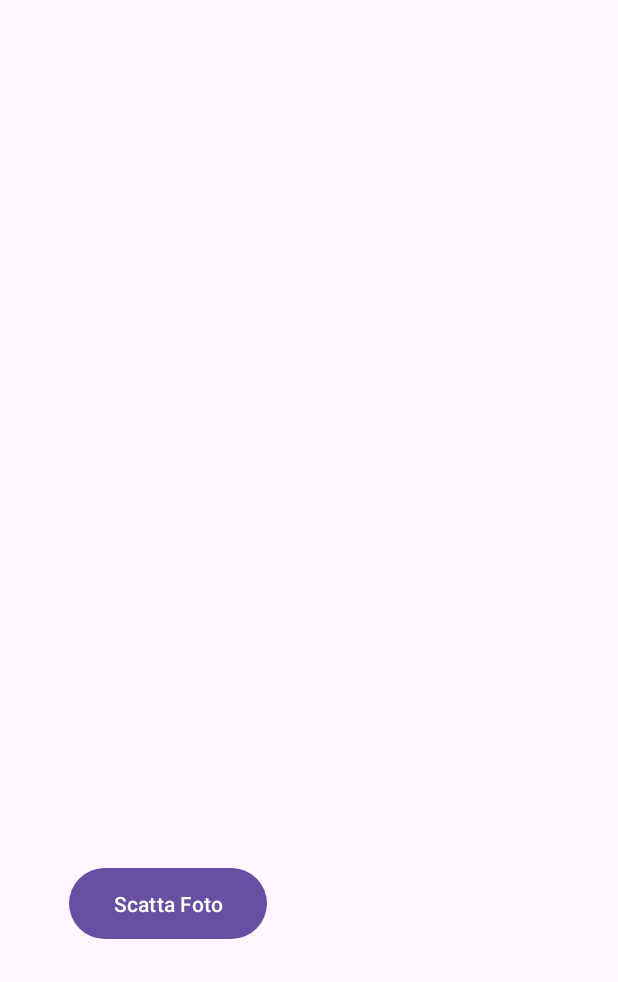
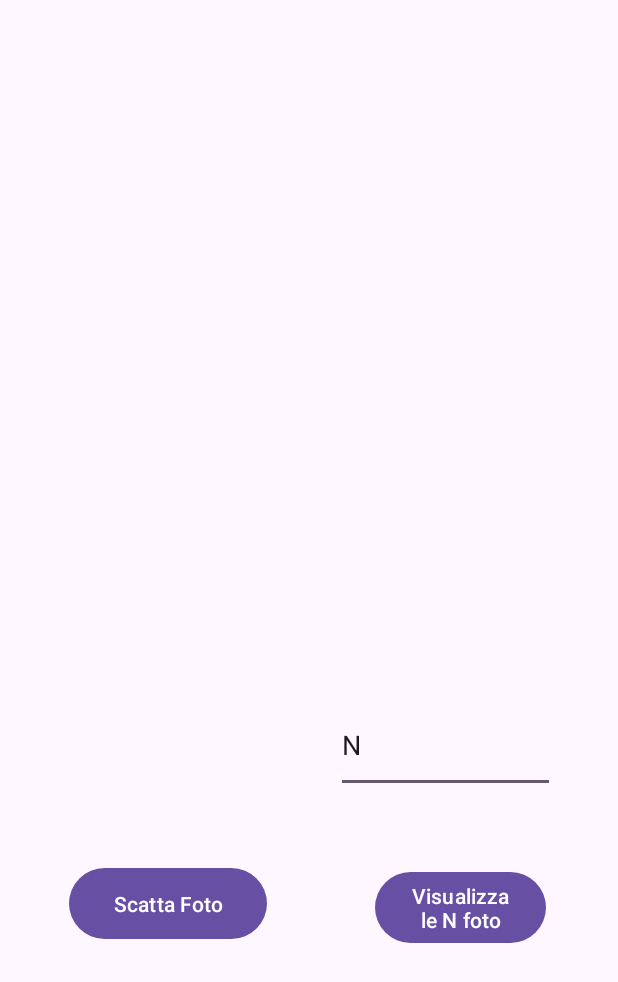
Before and after one commit to HellsMike/cas, an Android app: the screen it shows after launch (MainActivity), on a phone screen of 412 x 824 dp. Shown: the top 982 px of the screen. Run offline under Robolectric (Android 15) with nearby library versions, the phone set to English and light mode, and no system bars; libraries missing offline, so code that uses them is left out: fuel.post.

Commit message:
Visualizzazione N foto più vicine (da fixare)

```diff
--- a/cas_mobile/app/build.gradle.kts
+++ b/cas_mobile/app/build.gradle.kts
@@ -43,6 +43,7 @@ dependencies {
     implementation("com.google.android.gms:play-services-location:21.0.1")
     implementation("com.github.kittinunf.fuel:fuel:3.0.0-alpha1")
     implementation("com.google.code.gson:gson:2.8.9")
+    implementation("androidx.lifecycle:lifecycle-runtime-ktx:2.6.1")
     testImplementation("junit:junit:4.13.2")
     androidTestImplementation("androidx.test.ext:junit:1.1.5")
     androidTestImplementation("androidx.test.espresso:espresso-core:3.5.1")
--- a/cas_mobile/app/src/main/AndroidManifest.xml
+++ b/cas_mobile/app/src/main/AndroidManifest.xml
@@ -27,6 +27,7 @@
             </intent-filter>
         </activity>
         <activity android:name=".CollectionActivity" />
+        <activity android:name=".GalleryActivity" />
     </application>
 
 </manifest>
--- a/cas_mobile/app/src/main/java/com/example/cas/MainActivity.kt
+++ b/cas_mobile/app/src/main/java/com/example/cas/MainActivity.kt
@@ -14,8 +14,10 @@ import android.net.Uri
 import androidx.appcompat.app.AppCompatActivity
 import android.os.Bundle
 import android.provider.MediaStore
+import android.util.ArrayMap
 import android.util.Base64
 import android.widget.Button
+import android.widget.EditText
 import androidx.activity.result.ActivityResult
 import androidx.activity.result.ActivityResultCallback
 import androidx.activity.result.contract.ActivityResultContracts
@@ -26,6 +28,7 @@ import fuel.Fuel
 import fuel.post
 import kotlinx.coroutines.runBlocking
 import org.json.JSONObject
+import java.io.Serializable
 
 // Indirizzo delle altre componenti
 const val backendEndpoint = "http://10.0.2.2:8000"
@@ -112,6 +115,19 @@ class MainActivity : AppCompatActivity() {
             intentFotocamera.putExtra(MediaStore.EXTRA_OUTPUT, imageUri)
             takePictureLauncher.launch(intentFotocamera)
         }
+
+        // Casella per l'inserimento di n numero di foto da visualizzare
+        val nGallery = findViewById<EditText>(R.id.n_text)
+        // Bottone per la visualizzazione delle n foto più vicine
+        val galleryButton = findViewById<Button>(R.id.gallery_btn)
+        galleryButton.setOnClickListener {
+            // Crea un Intent per avviare la GalleryActivity
+            val intent = Intent(this, GalleryActivity::class.java)
+            intent.putExtra("n", nGallery.text.toString().toInt())
+            intent.putExtra("longitudine", longitude)
+            intent.putExtra("latitudine", latitude)
+            startActivity(intent)
+        }
     }
 
     private inner class GPSListener : LocationListener {
--- a/cas_mobile/app/src/main/res/layout/activity_main.xml
+++ b/cas_mobile/app/src/main/res/layout/activity_main.xml
@@ -18,16 +18,31 @@
         app:layout_constraintTop_toTopOf="parent"
         app:layout_constraintVertical_bias="0.748" />
 
-    <androidx.recyclerview.widget.RecyclerView
-        android:layout_width="409dp"
-        android:layout_height="504dp"
-        tools:layout_editor_absoluteX="1dp"
-        tools:layout_editor_absoluteY="1dp" />
+    <Button
+        android:id="@+id/gallery_btn"
+        android:layout_width="114dp"
+        android:layout_height="55dp"
+        android:text="@string/visualizza_le_n_foto_pi_vicine"
+        app:layout_constraintBottom_toBottomOf="parent"
+        app:layout_constraintEnd_toEndOf="parent"
+        app:layout_constraintHorizontal_bias="0.598"
+        app:layout_constraintStart_toEndOf="@+id/pic_btn"
+        app:layout_constraintTop_toTopOf="parent"
+        app:layout_constraintVertical_bias="0.751" />
 
-    <ListView
-        android:layout_width="409dp"
-        android:layout_height="168dp"
-        tools:layout_editor_absoluteX="1dp"
-        tools:layout_editor_absoluteY="562dp" />
+    <EditText
+        android:id="@+id/n_text"
+        android:layout_width="146dp"
+        android:layout_height="64dp"
+        android:autofillHints=""
+        android:ems="10"
+        android:inputType="number"
+        android:text="@string/n"
+        app:layout_constraintBottom_toTopOf="@+id/gallery_btn"
+        app:layout_constraintEnd_toEndOf="parent"
+        app:layout_constraintHorizontal_bias="0.843"
+        app:layout_constraintStart_toStartOf="parent"
+        app:layout_constraintTop_toTopOf="parent"
+        app:layout_constraintVertical_bias="0.905" />
 
 </androidx.constraintlayout.widget.ConstraintLayout>
--- a/cas_mobile/app/src/main/res/values/strings.xml
+++ b/cas_mobile/app/src/main/res/values/strings.xml
@@ -3,4 +3,6 @@
     <string name="scatta_foto">Scatta Foto</string>
     <string name="nuova_collezione">Nuova Collezione</string>
     <string name="aggiungi">Aggiungi</string>
+    <string name="n">N</string>
+    <string name="visualizza_le_n_foto_pi_vicine">Visualizza le N foto più vicine</string>
 </resources>
```
Also changed, not shown: cas_mobile/app/src/main/java/com/example/cas/GalleryActivity.kt (added, +119 -0 lines), cas_mobile/app/src/main/res/layout/gallery_item.xml (added, +21 -0 lines), cas_mobile/app/src/main/res/layout/gallery_view.xml (added, +34 -0 lines).
